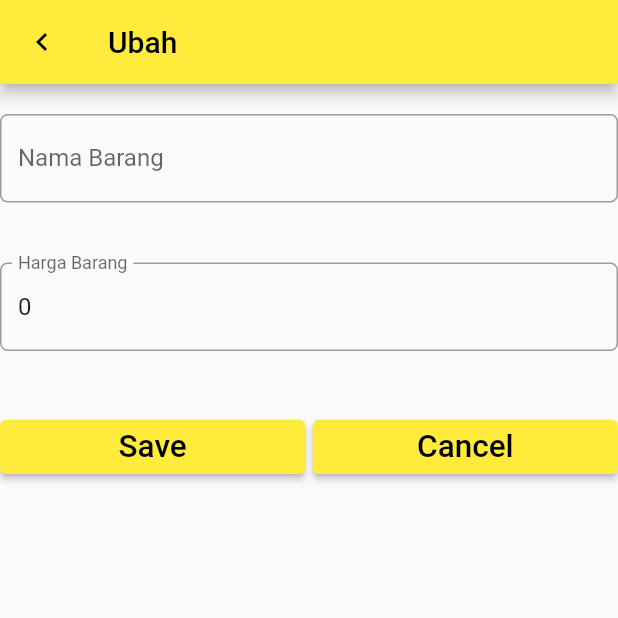
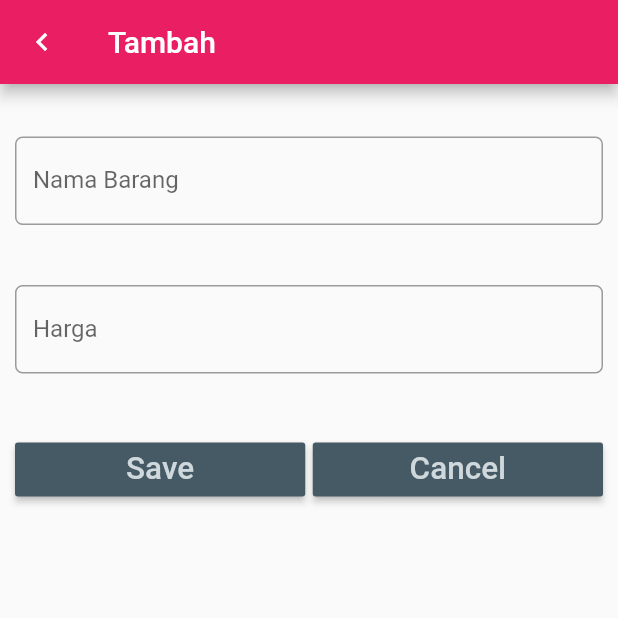
Before and after one commit to PriescaLeylya/06-sqlite-flutter, a Flutter app: the screen it shows after launch, after a tap on "Tambah Item", on a phone screen of 412 x 824 dp, the top half of it. Run offline on Flutter 3.47's test engine with Material 2 defaults, Android fonts, the phone set to English and light mode, and no system bars; our stand-ins replace sqflite; accounts and stored records are empty.

```diff
--- a/lib/Pages/entryForm.dart
+++ b/lib/Pages/entryForm.dart
@@ -1,38 +1,42 @@
 import 'package:flutter/material.dart';
-
-import '../Models/item.dart';
+import 'package:sql/models/item.dart';
 
 class EntryForm extends StatefulWidget {
-  const EntryForm({
-    Key? key,
-    Item? item,
-  }) : super(key: key);
-
+  final Item item;
+  // ignore: use_key_in_widget_constructors
+  const EntryForm(this.item);
   @override
-  State<EntryForm> createState() => EntryFormState();
+  // ignore: no_logic_in_create_state
+  EntryFormState createState() => EntryFormState(item);
 }
 
+//class controller
 class EntryFormState extends State<EntryForm> {
-  Item item = Item(name: '', price: 0);
-
+  Item item;
+  EntryFormState(this.item);
   TextEditingController nameController = TextEditingController();
   TextEditingController priceController = TextEditingController();
-
+  TextEditingController codeController = TextEditingController();
+  TextEditingController stockController = TextEditingController();
   @override
   Widget build(BuildContext context) {
+    //kondisi
     if (item != null) {
       nameController.text = item.name;
       priceController.text = item.price.toString();
     }
-
+    //rubah
     return Scaffold(
         appBar: AppBar(
           title: item == null ? const Text('Tambah') : const Text('Ubah'),
           leading: const Icon(Icons.keyboard_arrow_left),
+          backgroundColor: Colors.pink,
         ),
-      body: ListView(
+        body: Padding(
+          padding: const EdgeInsets.only(top: 15.0, left: 10.0, right: 10.0),
+          child: ListView(
             children: <Widget>[
-          //Nama Barang
+              // nama
               Padding(
                 padding: const EdgeInsets.only(top: 20.0, bottom: 20.0),
                 child: TextField(
@@ -42,53 +46,56 @@ class EntryFormState extends State<EntryForm> {
                     labelText: 'Nama Barang',
                     border: OutlineInputBorder(
                       borderRadius: BorderRadius.circular(5.0),
-                    )),
+                    ),
+                  ),
                   onChanged: (value) {
-                  //method untuk form nama brang
-                }),
+                    //
+                  },
                 ),
-
-          //harga barang
+              ),
+              // harga
               Padding(
                 padding: const EdgeInsets.only(top: 20.0, bottom: 20.0),
                 child: TextField(
                   controller: priceController,
                   keyboardType: TextInputType.number,
                   decoration: InputDecoration(
-                    labelText: 'Harga Barang',
+                    labelText: 'Harga',
                     border: OutlineInputBorder(
                       borderRadius: BorderRadius.circular(5.0),
-                    )),
+                    ),
+                  ),
                   onChanged: (value) {
-                  //method untuk form harga barang
-                }),
+                    //
+                  },
+                ),
               ),
 
-          //tombol botton
               Padding(
                 padding: const EdgeInsets.only(top: 20.0, bottom: 20.0),
                 child: Row(
                   children: <Widget>[
-                //tombol simpan
+                    // tombol simpan
                     Expanded(
-                  child: ElevatedButton(
+                      child: RaisedButton(
+                        color: Theme.of(context).primaryColorDark,
+                        textColor: Theme.of(context).primaryColorLight,
                         child: const Text(
                           'Save',
                           textScaleFactor: 1.5,
                         ),
                         onPressed: () {
                           if (item == null) {
-                        //tambah data
+                            // tambah data
                             item = Item(
-                            name: nameController.text,
-                            price: int.parse(priceController.text));
+                                nameController.text,
+                                int.parse(priceController.text));
                           } else {
-                        //ubah data
+                            // ubah data
                             item.name = nameController.text;
                             item.price = int.parse(priceController.text);
                           }
-                      //kembali ke layar sebelumnya dengan membawa objek item
-
+                          // kembali ke layar sebelumnya dengan membawa objek item
                           Navigator.pop(context, item);
                         },
                       ),
@@ -96,10 +103,11 @@ class EntryFormState extends State<EntryForm> {
                     Container(
                       width: 5.0,
                     ),
-
-                //tombol batal
+                    // tombol batal
                     Expanded(
-                  child: ElevatedButton(
+                      child: RaisedButton(
+                        color: Theme.of(context).primaryColorDark,
+                        textColor: Theme.of(context).primaryColorLight,
                         child: const Text(
                           'Cancel',
                           textScaleFactor: 1.5,
@@ -114,6 +122,6 @@ class EntryFormState extends State<EntryForm> {
               ),
             ],
           ),
-    );
+        ));
   }
 }
--- a/lib/Pages/home.dart
+++ b/lib/Pages/home.dart
@@ -1,30 +1,31 @@
 import 'package:flutter/material.dart';
-// import 'package:flutter_sqlite/helpers/sql_helper.dart';
-// import 'package:flutter_sqlite/pages/entryform.dart';
 import 'package:sqflite/sqflite.dart';
-import '../Helpers/dbhelper.dart';
-import '../Models/item.dart';
-import 'entryForm.dart';
+import 'dart:async';
+import 'package:sql/Helpers/dbhelper.dart';
+import 'package:sql/Pages/entryForm.dart';
+import 'package:sql/models/item.dart';
 
+//pendukung program asinkron
 class Home extends StatefulWidget {
-  const Home({Key? key}) : super(key: key);
-
   @override
-  State<Home> createState() => _HomeState();
+  HomeState createState() => HomeState();
 }
 
-class _HomeState extends State<Home> {
+class HomeState extends State<Home> {
+  DbHelper dbHelper = DbHelper();
   int count = 0;
-  List<Item> itemList = [];
-
+  List<Item> itemList;
   @override
   Widget build(BuildContext context) {
+    if (itemList == null) {
+      itemList = List<Item>();
+    }
     return Scaffold(
       appBar: AppBar(
-          title: const Text('Daftar Item'),
+        title: const Text('Daftar Item -> PRIESCA LEYLYA SYAFITRI - 2031710176'),
+        backgroundColor: Colors.pink,
       ),
-        body: Column(
-          children: [
+      body: Column(children: [
         Expanded(
           child: createListView(),
         ),
@@ -32,13 +33,13 @@ class _HomeState extends State<Home> {
           alignment: Alignment.bottomCenter,
           child: SizedBox(
             width: double.infinity,
-                child: ElevatedButton(
-                  child: const Text('Tambah Item'),
+            child: RaisedButton(
+              child: const Text("Tambah Item"),
               onPressed: () async {
                 var item = await navigateToEntryForm(context, null);
                 if (item != null) {
                   //TODO 2 Panggil Fungsi untuk Insert ke DB
-                      int result = await SQLHelper.createItem(item);
+                  int result = await dbHelper.insert(item);
                   if (result > 0) {
                     updateListView();
                   }
@@ -47,57 +48,68 @@ class _HomeState extends State<Home> {
             ),
           ),
         ),
-          ],
-        ));
+      ]),
+    );
+  }
+
+  Future<Item> navigateToEntryForm(BuildContext context, Item item) async {
+    var result = await Navigator.push(context,
+        MaterialPageRoute(builder: (BuildContext context) {
+      return EntryForm(item);
+    }));
+    return result;
   }
 
   ListView createListView() {
-    TextStyle? textStyle = Theme.of(context).textTheme.headline5;
+    TextStyle textStyle = Theme.of(context).textTheme.headline5;
     return ListView.builder(
       itemCount: count,
-        itemBuilder: (BuildContext context, int index) => Card(
+      itemBuilder: (BuildContext context, int index) {
+        return Card(
           color: Colors.white,
           elevation: 2.0,
           child: ListTile(
             leading: const CircleAvatar(
-                  backgroundColor: Colors.blueGrey,
+              backgroundColor: Colors.red,
               child: Icon(Icons.ad_units),
             ),
             title: Text(
               itemList[index].name,
               style: textStyle,
             ),
-                subtitle: Text(itemList[index].price.toString()),
+            subtitle: Column(
+              crossAxisAlignment: CrossAxisAlignment.start,
+              children: [
+                Text("Rp." + itemList[index].price.toString()),
+                const SizedBox(
+                  height: 5.0,
+                ),
+              ],
+            ),
             trailing: GestureDetector(
-                  child: const Icon(Icons.delete),
+              child: Icon(Icons.delete),
               onTap: () async {
-                    //delete by id
+                //TODO 3 Panggil Fungsi untuk Delete dari DB berdasarkan Item
                 deleteItem(itemList[index]);
               },
             ),
             onTap: () async {
-                  var item =
-                      await navigateToEntryForm(context, itemList[index]);
-                  // 4 TODO: edit by id memanggil fungsi edit data
+              var item = await navigateToEntryForm(context, itemList[index]);
+              //TODO 4 Panggil Fungsi untuk Edit data
               editItem(itemList[index]);
             },
           ),
-            ));
+        );
+      },
+    );
   }
 
-  Future<Item> navigateToEntryForm(BuildContext context, Item? item) async {
-    var result = await Navigator.push(
-      context,
-      MaterialPageRoute(builder: (context) => const EntryForm()),
-    );
-    return result;
-  }
-
+  //update List item
   void updateListView() {
-    final Future<Database> dbFuture = SQLHelper.db();
+    final Future<Database> dbFuture = dbHelper.initDb();
     dbFuture.then((database) {
-      //TODO 1 : get all item from DB
-      Future<List<Item>> itemListFuture = SQLHelper.getItemList();
+      //TODO 1 Select data dari DB
+      Future<List<Item>> itemListFuture = dbHelper.getItemList();
       itemListFuture.then((itemList) {
         setState(() {
           this.itemList = itemList;
@@ -107,17 +119,15 @@ class _HomeState extends State<Home> {
     });
   }
 
-  //delete contact
-  void deleteItem(Item item) async {
-    int result = await SQLHelper.deleteItem(item.id);
+  void deleteItem(Item object) async {
+    int result = await dbHelper.delete(object.id);
     if (result > 0) {
       updateListView();
     }
   }
 
-  //Edit contact
-  void editItem(Item item) async {
-    int result = await SQLHelper.updateItem(item);
+  void editItem(Item object) async {
+    int result = await dbHelper.update(object);
     if (result > 0) {
       updateListView();
     }
--- a/lib/main.dart
+++ b/lib/main.dart
@@ -1,21 +1,17 @@
 import 'package:flutter/material.dart';
-import 'package:sqlite_flutter/pages/home.dart';
+import 'pages/home.dart';
 
-void main() {
-  runApp(const MyApp());
-}
+//package letak folder Anda
+void main() => runApp(MyApp());
 
 class MyApp extends StatelessWidget {
-  const MyApp({Key? key}) : super(key: key);
-
-  // This widget is the root of your application.
   @override
   Widget build(BuildContext context) {
     return MaterialApp(
       debugShowCheckedModeBanner: false,
-      title: 'Tambahkan Item => PRIESCA LEYLYA SYAFITRI | 2031710176',
+      title: 'Tambahkan Item',
       theme: ThemeData(
-        primarySwatch: Colors.yellow,
+        primarySwatch: Colors.blueGrey,
       ),
       home: Home(),
     );
--- a/lib/models/item.dart
+++ b/lib/models/item.dart
@@ -1,22 +1,30 @@
 class Item {
-  late int _id;
-  late String name;
-  late int price;
+  int _id;
+  String _name;
+  int _price;
 
-  int get id => this._id;
+  int get id => _id;
+  String get name => this._name;
+  int get price => this._price;
 
-  //Konstruktor Versi 1
-  Item({required this.name, required this.price});
+  set name(String value) => this._name = value;
+  set price(value) => this._price = value;
 
-  //konstruktor versi 2 : konversi dari Map ke Item
+
+// konstruktor versi 1
+  Item(this._name, this._price);
+// konstruktor versi 2: konversi dari Map ke Item
   Item.fromMap(Map<String, dynamic> map) {
-    _id = map['id'];
-    name = map['name'];
-    price = map['price'];
+    this._id = map['id'];
+    this._name = map['name'];
+    this._price = map['price'];
   }
-
-  //Konversi dari Item ke Map
+  // konversi dari Item ke Map
   Map<String, dynamic> toMap() {
-    return {'id': _id, 'name': name, 'price': price};
+    Map<String, dynamic> map = Map<String, dynamic>();
+    map['id'] = this._id;
+    map['name'] = name;
+    map['price'] = price;
+    return map;
   }
 }
```
Also changed, not shown: lib/Helpers/dbhelper.dart (+64 -50 lines), pubspec.yaml (+8 -5 lines), pubspec.lock. Lines whose indentation alone changed are shown as unchanged.
